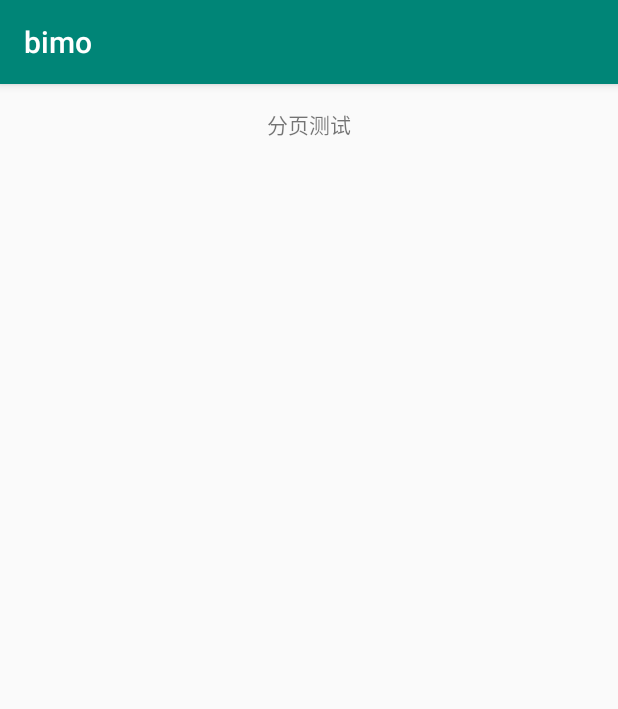
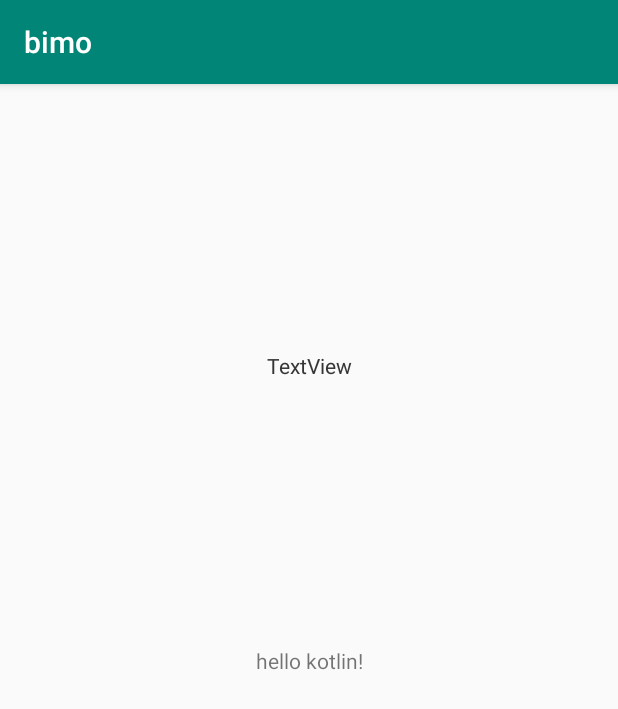
Before and after one commit to superroye/caiji_demo, an Android app: the screen it shows after launch (LiveDataTestActivity before the commit, KotlinActivity after it), on a phone screen of 412 x 824 dp. Shown: the top 709 px of the screen. Run offline under Robolectric (Android 15) with nearby library versions, the light colour scheme and no system bars.

Commit message:
升级gradle

```diff
--- a/app/build.gradle
+++ b/app/build.gradle
@@ -3,6 +3,7 @@ apply plugin: 'com.android.application'
 apply from: "${rootDir}/gradle_config/global_config.gradle"
 apply from: "${rootDir}/gradle_config/kotlin_config.gradle"
 apply from: "${rootDir}/gradle_config/support_config.gradle"
+apply plugin: 'kotlin-android-extensions'
 
 android {
     defaultConfig {
--- a/app/src/main/java/com/supylc/bimo/MainActivity.java
+++ b/app/src/main/java/com/supylc/bimo/MainActivity.java
@@ -22,7 +22,7 @@ public class MainActivity extends AppCompatActivity {
         setContentView(R.layout.activity_main);
         Log.i("test","=====onCreate end");
 
-        startActivity(new Intent(this, LiveDataTestActivity.class));
+        startActivity(new Intent(this, KotlinActivity.class));
     }
 
     @Override
--- a/app/src/main/java/com/supylc/bimo/MyApp.java
+++ b/app/src/main/java/com/supylc/bimo/MyApp.java
@@ -1,17 +1,20 @@
 package com.supylc.bimo;
 
 import android.app.Application;
+import android.util.Log;
 
 import com.supylc.uilibs.talent.BaseApp;
 
 public class MyApp extends Application {
 
     public static Application app;
+    static final String TAG = "MyApp";
 
     @Override
     public void onCreate() {
         super.onCreate();
 
+        Log.d(TAG, "=================================onCreate");
         app = this;
 
         BaseApp.Companion.initApp(app);
--- a/app/src/main/java/com/supylc/bimo/livedata/LiveDataTestActivity.kt
+++ b/app/src/main/java/com/supylc/bimo/livedata/LiveDataTestActivity.kt
@@ -32,6 +32,7 @@ class LiveDataTestActivity : AppCompatActivity() {
         lifecycle.addObserver(listViewModel)
 
         setContentView(R.layout.activity_live_data)
+
         initView()
         setListener()
         //设置liveData的观察者
--- a/app/src/main/res/layout/activity_input_test.xml
+++ b/app/src/main/res/layout/activity_input_test.xml
@@ -1,5 +1,5 @@
 <?xml version="1.0" encoding="utf-8"?>
-<android.support.constraint.ConstraintLayout xmlns:android="http://schemas.android.com/apk/res/android"
+<androidx.constraintlayout.widget.ConstraintLayout xmlns:android="http://schemas.android.com/apk/res/android"
     xmlns:app="http://schemas.android.com/apk/res-auto"
     xmlns:tools="http://schemas.android.com/tools"
     android:layout_width="match_parent"
@@ -32,4 +32,4 @@
         app:layout_constraintBottom_toTopOf="@+id/editText"
         app:layout_constraintEnd_toEndOf="parent"
         app:layout_constraintStart_toStartOf="parent" />
-</android.support.constraint.ConstraintLayout>
+</androidx.constraintlayout.widget.ConstraintLayout>
--- a/build.gradle
+++ b/build.gradle
@@ -13,7 +13,7 @@ buildscript {
 
     }
     dependencies {
-        classpath 'com.android.tools.build:gradle:3.1.0'
+        classpath 'com.android.tools.build:gradle:4.0.1'
         classpath "org.jetbrains.kotlin:kotlin-gradle-plugin:$kotlin_version"
         // NOTE: Do not place your application dependencies here; they belong
         // in the individual module build.gradle files
--- a/gradle.properties
+++ b/gradle.properties
@@ -25,4 +25,6 @@ lifecycleVersion=2.0.0
 
 android.enableAapt2=true
 
+android.useAndroidX=true
+
 android.injected.testOnly=false
--- /dev/null
+++ b/kotlintest/src/main/java/com/supylc/kotlintest/TestCoroutine.kt
@@ -0,0 +1,31 @@
+package com.supylc.kotlintest
+
+import android.util.Log
+import kotlinx.coroutines.GlobalScope
+import kotlinx.coroutines.launch
+import kotlin.concurrent.thread
+import kotlin.coroutines.Continuation
+import kotlin.coroutines.suspendCoroutine
+
+/**
+ * Created by Supylc on 2020/7/14.
+ */
+object TestCoroutine {
+
+    var continuation: Continuation<String>? = null
+
+    suspend fun test(): String {
+        return suspendCoroutine {
+            continuation = it
+            thread(start = true) {
+                Log.d("test", "==========thread")
+                var ss: String? = null
+                testResponse("hello")
+            }
+        }
+    }
+
+    fun testResponse(result: String) {
+        continuation?.resumeWith(Result.success(result))
+    }
+}
--- a/shanghaozhushou/build.gradle
+++ b/shanghaozhushou/build.gradle
@@ -11,6 +11,7 @@ android {
         }
     }
 
+
 }
 
 dependencies {
```
Also changed, not shown: app/src/main/java/com/supylc/bimo/KotlinActivity.kt (+21 -15 lines), app/src/main/res/layout/activity_live_data.xml (+9 -0 lines), kotlintest/src/main/java/com/supylc/kotlintest/TestDecomplie.kt (added, +60 -0 lines), kotlintest/src/main/java/com/supylc/kotlintest/TestRegx.kt (added, +20 -0 lines), shanghaozhushou/src/main/res/layout/test_1111.xml (added, +13 -0 lines), gradle/wrapper/gradle-wrapper.properties.
